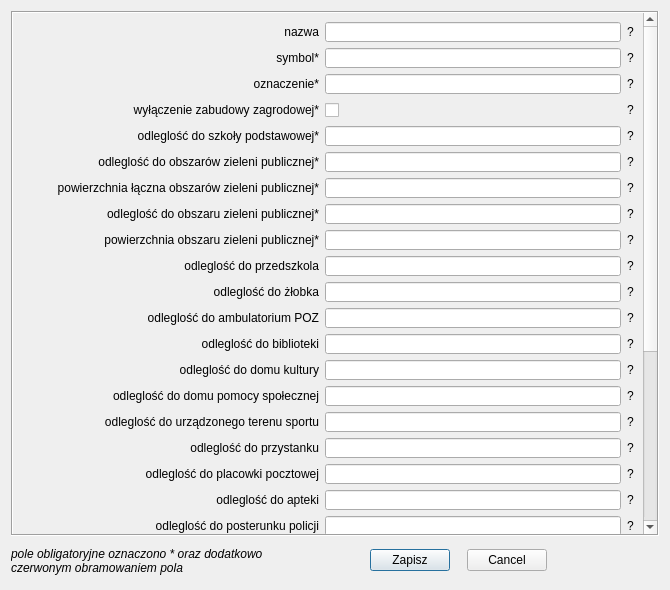
First picture: the form in ObszarStandardowDostepnosciInfrastrukturySpolecznej.ui, repository CyfryzacjaAPP/wtyczka_qgis_app_2, before the edit.
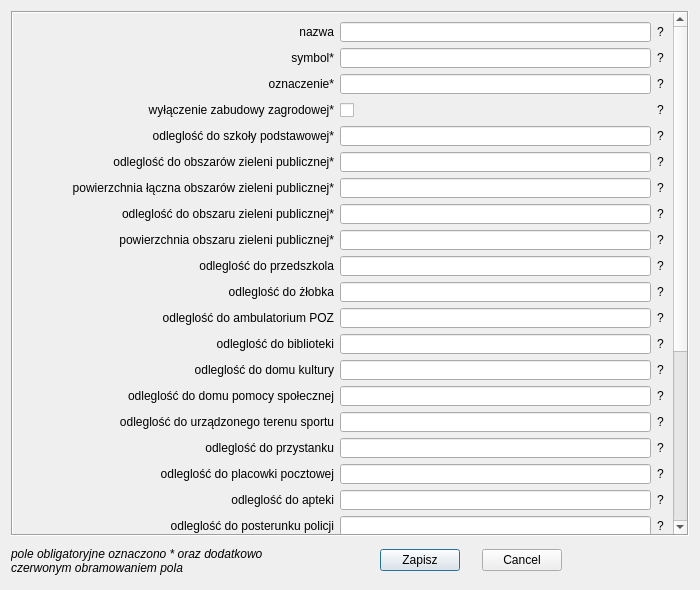
Second picture: the form after the edit. Custom widgets are drawn as their Qt base class.

```diff
--- a/ObszarStandardowDostepnosciInfrastrukturySpolecznej.ui
+++ b/ObszarStandardowDostepnosciInfrastrukturySpolecznej.ui
@@ -13,7 +13,7 @@
    <rect>
     <x>0</x>
     <y>0</y>
-    <width>670</width>
+    <width>700</width>
     <height>590</height>
    </rect>
   </property>
@@ -93,7 +93,7 @@
          <rect>
           <x>0</x>
           <y>0</y>
-          <width>629</width>
+          <width>659</width>
           <height>792</height>
          </rect>
         </property>
@@ -1104,7 +1104,7 @@
            </property>
            <property name="font">
             <font>
-             <pointsize>8</pointsize>
+             <pointsize>9</pointsize>
              <strikeout>false</strikeout>
              <kerning>true</kerning>
             </font>
```
